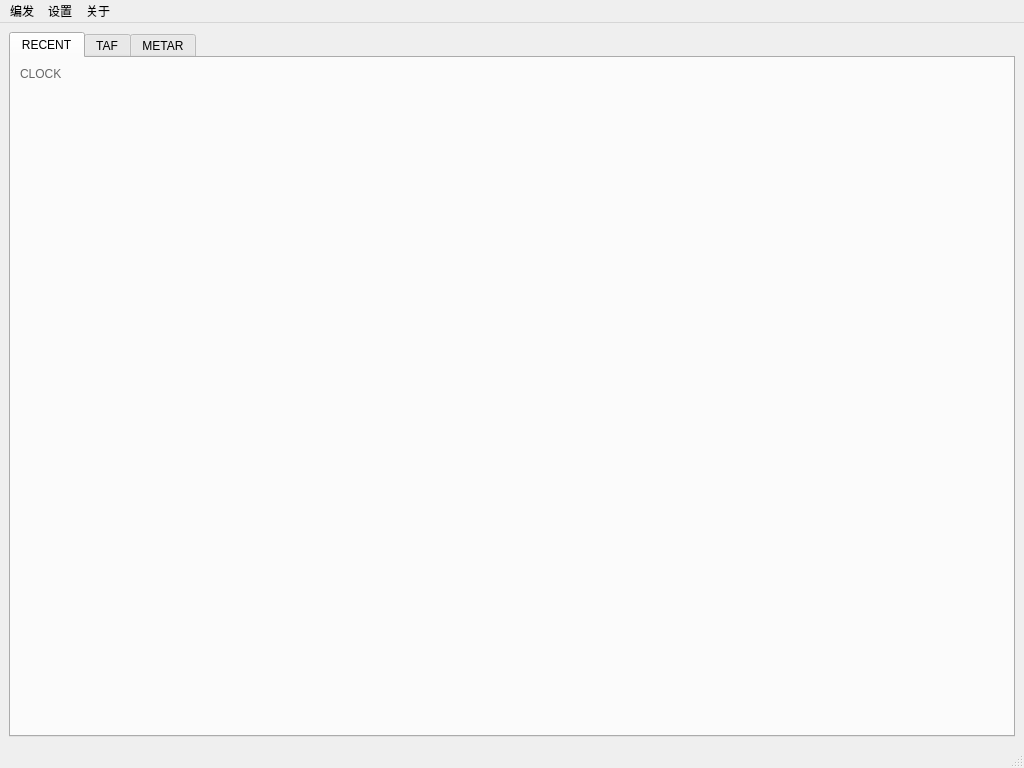
up1and/tafor, file tafor/ui/main.ui: the form before one commit.
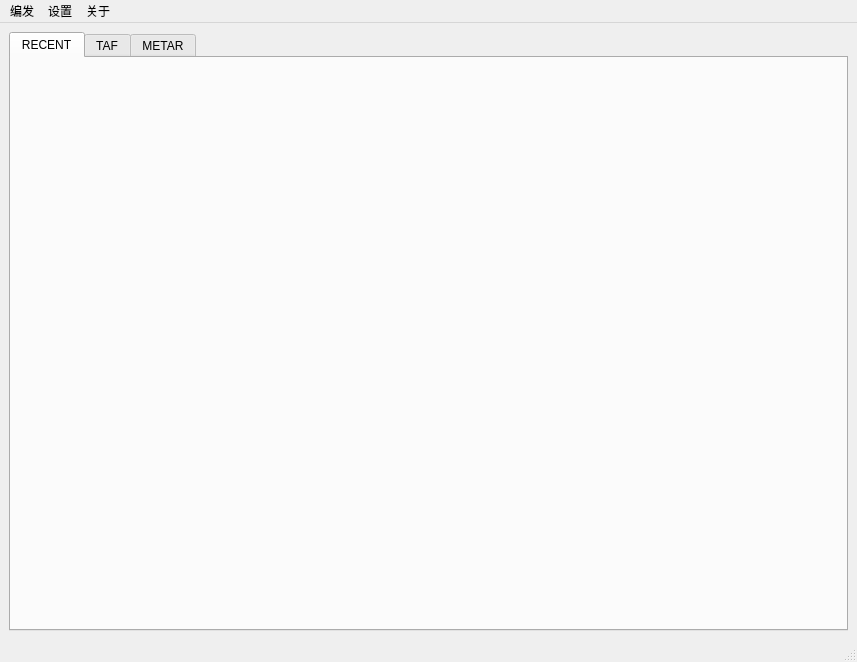
The form after the commit.

Commit message: 修改主窗口最新报文部件

```diff
--- a/tafor/ui/main.ui
+++ b/tafor/ui/main.ui
@@ -6,8 +6,8 @@
    <rect>
     <x>0</x>
     <y>0</y>
-    <width>1024</width>
-    <height>768</height>
+    <width>857</width>
+    <height>662</height>
    </rect>
   </property>
   <property name="windowTitle">
@@ -31,21 +31,6 @@
         <property name="sizeConstraint">
          <enum>QLayout::SetFixedSize</enum>
         </property>
-        <item>
-         <layout class="QVBoxLayout" name="verticalLayout_5">
-          <item>
-           <widget class="QLabel" name="clock_label">
-            <property name="styleSheet">
-             <string notr="true">color: rgb(102, 102, 102);
-font: 18pt &quot;Calibri&quot;;</string>
-            </property>
-            <property name="text">
-             <string>CLOCK</string>
-            </property>
-           </widget>
-          </item>
-         </layout>
-        </item>
        </layout>
       </widget>
       <widget class="QWidget" name="tab_taf">
@@ -117,7 +102,7 @@
     <rect>
      <x>0</x>
      <y>0</y>
-     <width>1024</width>
+     <width>857</width>
      <height>23</height>
     </rect>
    </property>
```
The commit also changes 5 other files.
